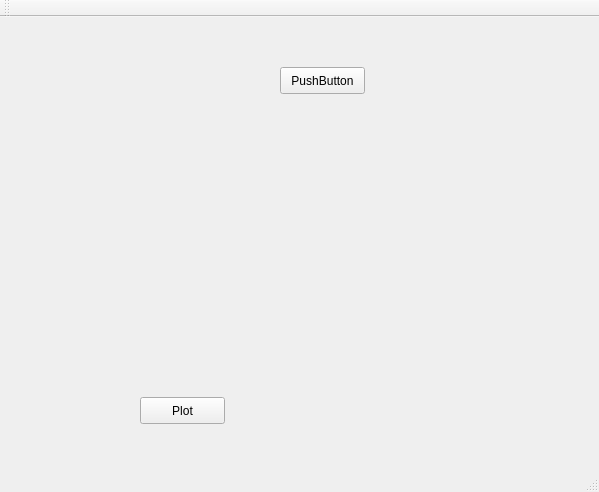
The window that qt/WidgetTests/mainwindow.ui (neutronimaging/imagingsuite) describes before a commit, drawn with Qt 5.
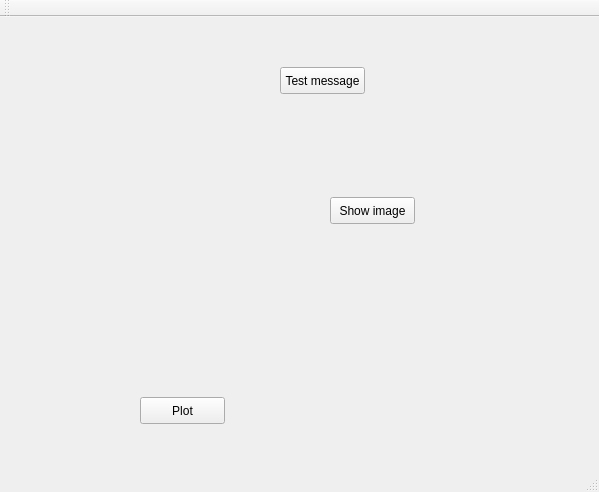
The same window after the commit. Custom widgets are drawn as their Qt base class.

Commit message: Imageviewer with imagepainter works. Basic mode... only image display.

The edit to the form file:
```diff
--- a/qt/WidgetTests/mainwindow.ui
+++ b/qt/WidgetTests/mainwindow.ui
@@ -34,7 +34,7 @@
      </rect>
     </property>
     <property name="text">
-     <string>PushButton</string>
+     <string>Test message</string>
     </property>
    </widget>
    <widget class="QPushButton" name="PlotButton">
@@ -70,6 +70,19 @@
      </rect>
     </property>
    </widget>
+   <widget class="QPushButton" name="ShowImageButton">
+    <property name="geometry">
+     <rect>
+      <x>330</x>
+      <y>180</y>
+      <width>85</width>
+      <height>27</height>
+     </rect>
+    </property>
+    <property name="text">
+     <string>Show image</string>
+    </property>
+   </widget>
   </widget>
   <widget class="QMenuBar" name="menuBar">
    <property name="geometry">
```
Left out of the diff: 8 changed lines with no effect on the pictures. The commit also changes 8 other files.
